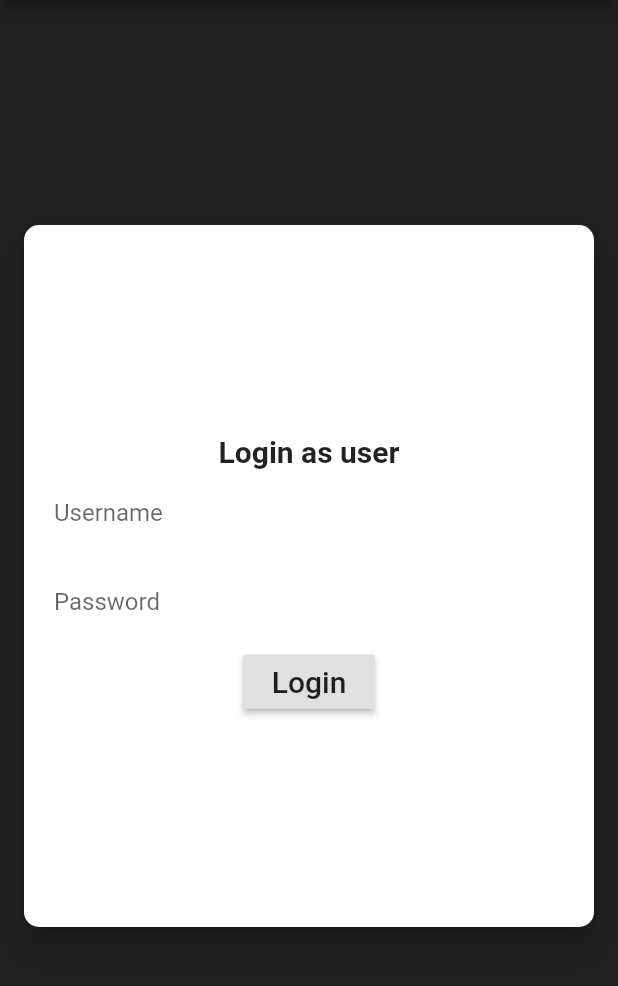
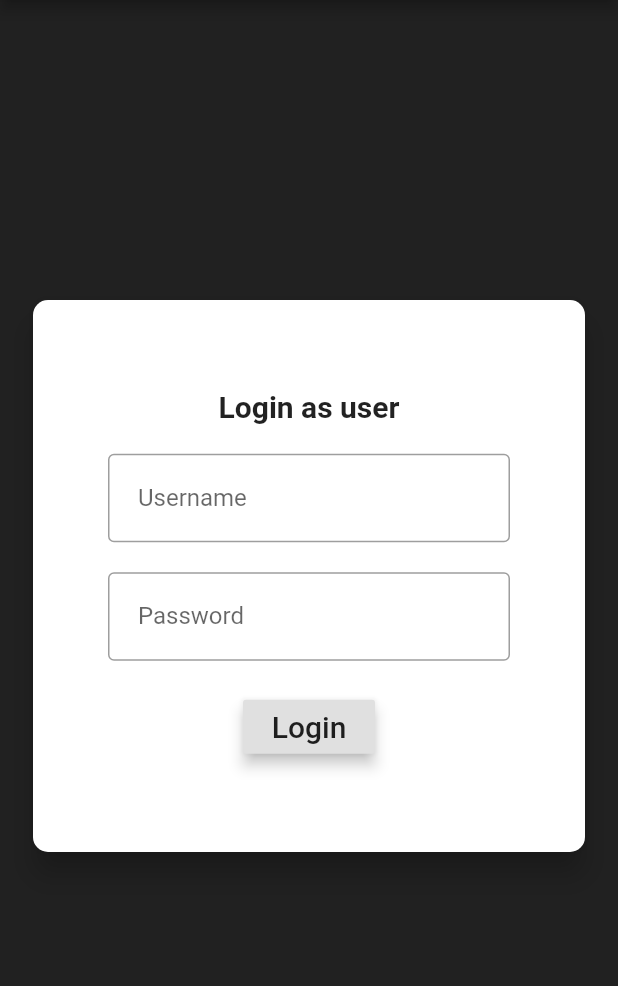
Before and after one commit to athulantonynp/imadmin-flutter-web, a Flutter app: the screen it shows after launch, on a phone screen of 412 x 824 dp, the part 84-1070 px from its top. Run offline on Flutter 3.47's test engine with Material 2 defaults, Android fonts, the phone set to English and light mode, and no system bars.

Commit message:
add login page indicators and tweaks

```diff
--- a/lib/screens/loginpage.dart
+++ b/lib/screens/loginpage.dart
@@ -14,6 +14,8 @@ class LoginPage extends StatefulWidget {
 
 class _LoginPageState extends State<LoginPage> {
 
+  bool _isLoggingLoading=false;
+
   @override
   Widget build(BuildContext context) {
     return Scaffold(
@@ -24,8 +26,8 @@ class _LoginPageState extends State<LoginPage> {
         color: AdminColors.fromHex("#212121"),
         alignment:Alignment(0.0, 0.0) ,
         child: Container(
-          width: 500,
-          height: 500,
+          width: 400,
+          height: 400,
           child: new Card(
            semanticContainer: true,
           clipBehavior: Clip.antiAliasWithSaveLayer,
@@ -38,15 +40,36 @@ class _LoginPageState extends State<LoginPage> {
             children: <Widget>[
 
                 Text("Login as user",style: TextStyle(fontSize: 20,fontWeight: FontWeight.bold)),
-                TextField(decoration: InputDecoration(border: InputBorder.none,hintText: 'Username',contentPadding: EdgeInsets.all(20) ),),
-                TextField(decoration: InputDecoration(border: InputBorder.none,hintText: 'Password',contentPadding: EdgeInsets.all(20) ),),
-                RaisedButton(onPressed: (){},child: Text('Login',style: TextStyle(fontSize: 20) ),
-        )
-            ],
-          ),
-        ),
+               Padding(
+                 padding: EdgeInsets.fromLTRB(50,20, 50, 0),
+                 child:  TextField(
+                  decoration: InputDecoration(
+                  border:const OutlineInputBorder( borderSide: const BorderSide(color: Colors.grey, width: 1.0))
+                  ,labelText: "Username",
+                  contentPadding: EdgeInsets.all(20))
+                  ),
+               ),
+                Padding(
+                 padding:EdgeInsets.fromLTRB(50, 20, 50, 20),
+                 child:  TextField(
+                  decoration: InputDecoration(
+                  border:const OutlineInputBorder( borderSide: const BorderSide(color: Colors.grey, width: 1.0))
+                  ,labelText: "Password",contentPadding: EdgeInsets.all(20)),
+                  obscureText: true,
+                  ),
+               ),
+              _isLoggingLoading ? CircularProgressIndicator() : RaisedButton(onPressed: (){
+
+                  setState(() {
+                     _isLoggingLoading=true;
+                  });
+
+                },child: Text('Login',style: TextStyle(fontSize: 20)),splashColor: Colors.lightBlueAccent,
+                elevation: 4,)
+
+        ],
         ),
       )
-    );
+    )));
   }
 }
```
